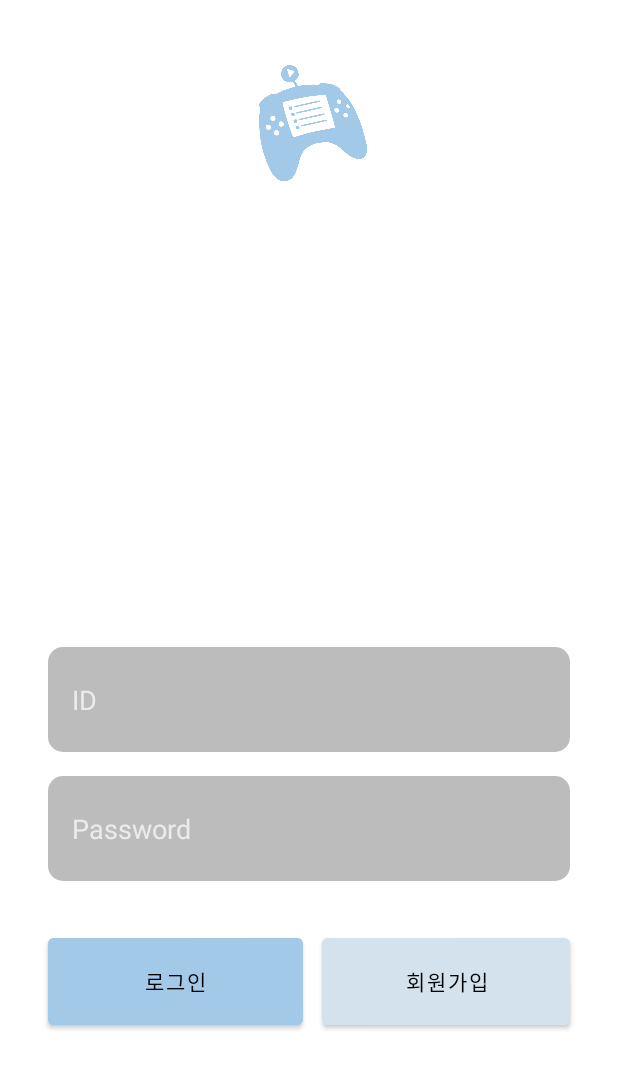
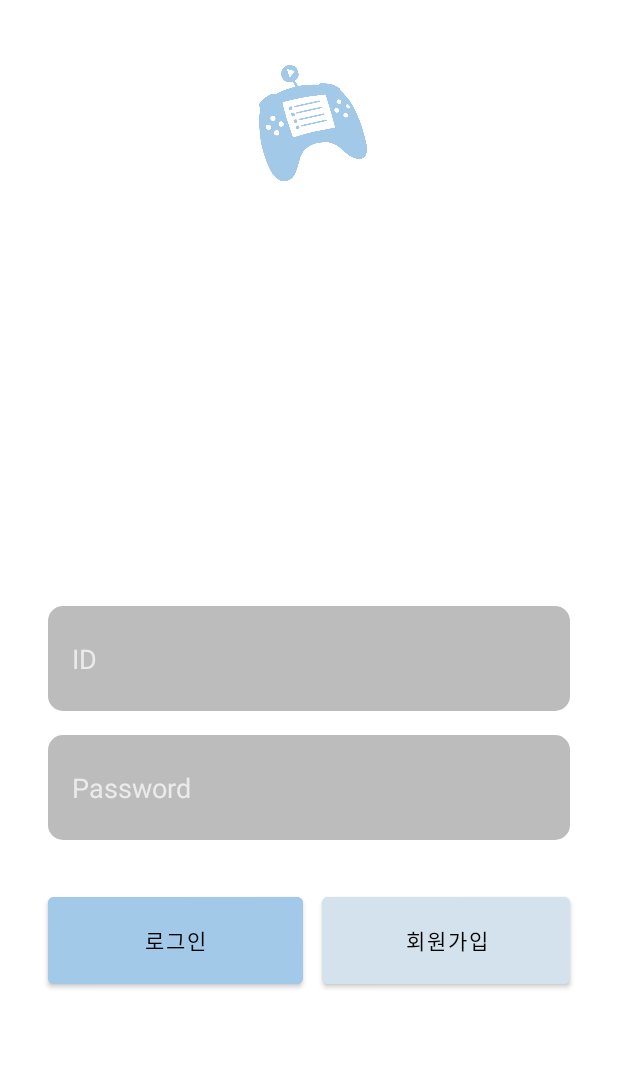
Before and after one commit to whchzh1313/JubinAndChildren, an Android app: the screen it shows after launch (LogInActivity), on a phone screen of 412 x 824 dp. Shown: the top 1069 px of the screen. Run offline under Robolectric (Android 15) with nearby library versions, the phone set to English and light mode, and no system bars; libraries missing offline, so code that uses them is left out: com.tbuonomo.viewpagerdotsindicator.

Commit message:
L_20240706 ver 0.2.2. 아마도 픽스

```diff
--- a/app/src/main/java/com/example/jubinandchildren/LogInActivity.kt
+++ b/app/src/main/java/com/example/jubinandchildren/LogInActivity.kt
@@ -5,6 +5,7 @@ import android.content.Intent
 import android.os.Bundle
 import android.widget.Button
 import android.widget.EditText
+import android.widget.LinearLayout
 import android.widget.Toast
 import androidx.activity.enableEdgeToEdge
 import androidx.activity.result.ActivityResultLauncher
@@ -12,6 +13,8 @@ import androidx.activity.result.contract.ActivityResultContracts
 import androidx.appcompat.app.AppCompatActivity
 import androidx.core.view.ViewCompat
 import androidx.core.view.WindowInsetsCompat
+import androidx.viewpager2.widget.ViewPager2
+import com.tbuonomo.viewpagerdotsindicator.DotsIndicator
 
 // 1. 로그인 가능하게
 // 2. 회원가입에서 로그인 페이지로 이동 가능하게 (0)
@@ -22,16 +25,13 @@ class LogInActivity : AppCompatActivity() {
 
     private lateinit var LauncherLogIn: ActivityResultLauncher<Intent>
 
+    //뷰페이저
+    private lateinit var vp_login_group: ViewPager2
+
     override fun onCreate(savedInstanceState: Bundle?) {
         super.onCreate(savedInstanceState)
         enableEdgeToEdge()
         setContentView(R.layout.activity_login)
-        ViewCompat.setOnApplyWindowInsetsListener(findViewById(R.id.main)) { v, insets ->
-            val systemBars = insets.getInsets(WindowInsetsCompat.Type.systemBars())
-            v.setPadding(systemBars.left, systemBars.top, systemBars.right, systemBars.bottom)
-            insets
-        }
-        println("우와~")
 
         val btn_login = findViewById<Button>(R.id.btn_login_login)
         val btn_signin = findViewById<Button>(R.id.btn_login_signin)
--- a/app/src/main/java/com/example/jubinandchildren/SignInActivity.kt
+++ b/app/src/main/java/com/example/jubinandchildren/SignInActivity.kt
@@ -25,11 +25,7 @@ class SignInActivity : AppCompatActivity() {
         super.onCreate(savedInstanceState)
         enableEdgeToEdge()
         setContentView(R.layout.activity_sign_in)
-        ViewCompat.setOnApplyWindowInsetsListener(findViewById(R.id.main)) { v, insets ->
-            val systemBars = insets.getInsets(WindowInsetsCompat.Type.systemBars())
-            v.setPadding(systemBars.left, systemBars.top, systemBars.right, systemBars.bottom)
-            insets
-        }
+
         var signin_name = findViewById<EditText>(R.id.text_signin_putname)
 
         var signin_gender = findViewById<MaterialButtonToggleGroup>(R.id.toggle_button_group)
--- a/app/src/main/res/layout/activity_login.xml
+++ b/app/src/main/res/layout/activity_login.xml
@@ -6,27 +6,59 @@
     android:layout_width="match_parent"
     android:layout_height="match_parent"
     android:background="#FFFFFFFF"
-    tools:context=".LogInActivity"
-    tools:layout_editor_absoluteX="0dp"
-    tools:layout_editor_absoluteY="2dp">
+    tools:context=".LogInActivity">
 
-    <androidx.viewpager2.widget.ViewPager2
-        android:id="@+id/viewpager_login_introduce"
-        android:layout_width="409dp"
-        android:layout_height="203dp"
+    <ImageView
+        android:id="@+id/image_login_view"
+        android:layout_width="100dp"
+        android:layout_height="100dp"
         android:layout_marginTop="32dp"
-        app:layout_constraintBottom_toTopOf="@+id/text_login_putid"
+        android:layout_marginBottom="32dp"
+        android:tint="#FFA3C9E9"
         app:layout_constraintEnd_toEndOf="parent"
         app:layout_constraintStart_toStartOf="parent"
-        app:layout_constraintTop_toBottomOf="@+id/image_login_view"
-        app:layout_constraintVertical_bias="0.455" />
+        app:layout_constraintTop_toTopOf="parent"
+        app:srcCompat="@drawable/icon_image"
+        tools:ignore="UseAppTint" />
+
+    <androidx.constraintlayout.widget.ConstraintLayout
+        android:id="@+id/vp_login_group"
+        android:layout_width="match_parent"
+        android:layout_height="wrap_content"
+        app:layout_constraintTop_toBottomOf="@id/image_login_view"
+        app:layout_constraintStart_toStartOf="parent"
+        >
+
+        <androidx.viewpager2.widget.ViewPager2
+            android:id="@+id/viewpager_login_introduce"
+            android:layout_width="410dp"
+            android:layout_height="200dp"
+            android:layout_marginTop="32dp"
+            app:layout_constraintEnd_toEndOf="parent"
+            app:layout_constraintHorizontal_bias="0.0"
+            app:layout_constraintStart_toStartOf="parent"
+            app:layout_constraintTop_toTopOf="parent" />
+
+        <LinearLayout
+            android:id="@+id/vp_login_introduce"
+            android:layout_width="0dp"
+            android:layout_height="wrap_content"
+            android:gravity="center"
+            android:orientation="horizontal"
+            android:paddingBottom="8dp"
+            app:layout_constraintTop_toBottomOf="@id/viewpager_login_introduce"
+            app:layout_constraintStart_toStartOf="parent">
+
+        </LinearLayout>
+
+    </androidx.constraintlayout.widget.ConstraintLayout>
 
     <EditText
         android:id="@+id/text_login_putid"
         android:layout_width="match_parent"
         android:layout_height="70dp"
         android:layout_marginStart="32dp"
-        android:layout_marginTop="64dp"
+        android:layout_marginTop="32dp"
         android:layout_marginEnd="32dp"
         android:background="@drawable/input_large"
         android:backgroundTint="@color/gray"
@@ -36,7 +68,7 @@
         android:paddingHorizontal="16dp"
         app:layout_constraintEnd_toEndOf="parent"
         app:layout_constraintStart_toStartOf="parent"
-        app:layout_constraintTop_toBottomOf="@id/viewpager_login_introduce" />
+        app:layout_constraintTop_toBottomOf="@id/vp_login_group" />
 
     <Button
         android:id="@+id/btn_login_login"
@@ -77,17 +109,6 @@
         app:layout_constraintStart_toStartOf="@+id/text_login_putid"
         app:layout_constraintTop_toBottomOf="@+id/text_login_putid" />
 
-    <ImageView
-        android:id="@+id/image_login_view"
-        android:layout_width="100dp"
-        android:layout_height="100dp"
-        android:layout_marginTop="32dp"
-        android:tint="#FFA3C9E9"
-        app:layout_constraintEnd_toEndOf="parent"
-        app:layout_constraintStart_toStartOf="parent"
-        app:layout_constraintTop_toTopOf="parent"
-        app:srcCompat="@drawable/icon_image"
-        tools:ignore="UseAppTint"
-        tools:src="@tools:sample/avatars" />
+
 
 </androidx.constraintlayout.widget.ConstraintLayout>
```
